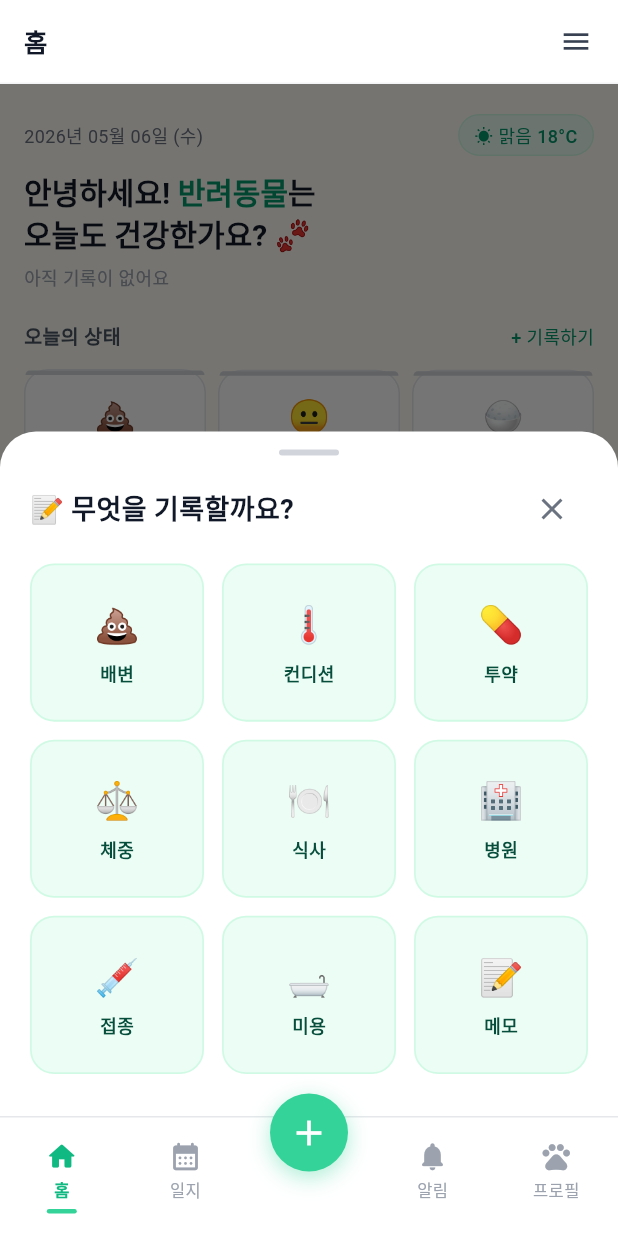
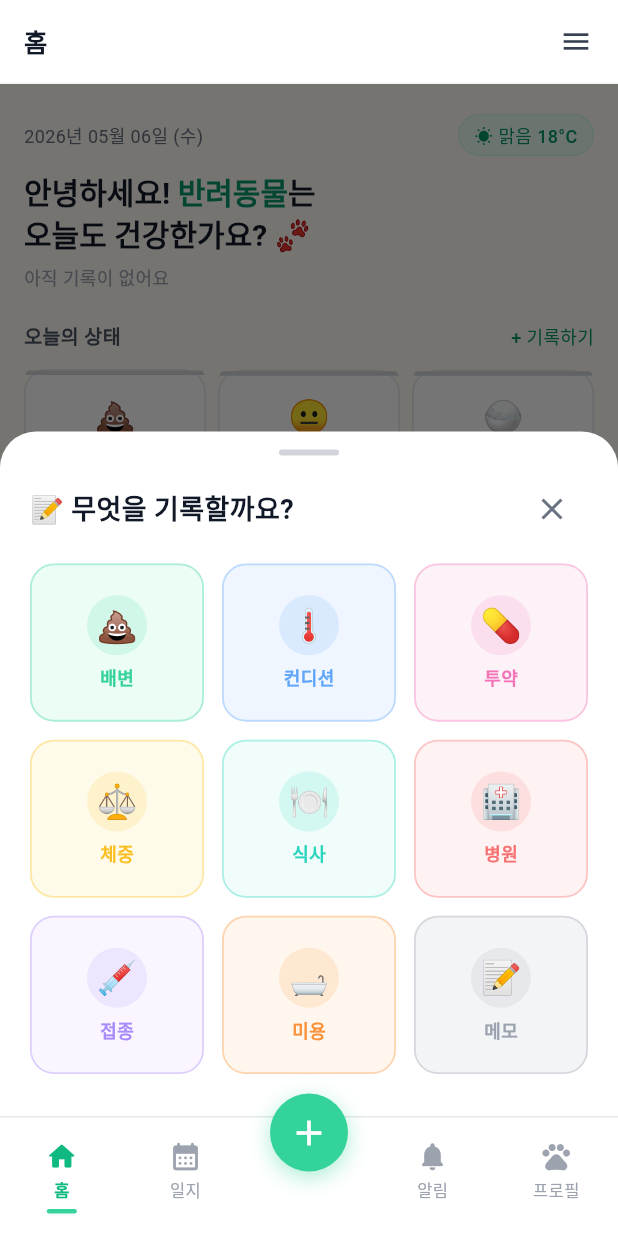
Before and after one commit to trylord0-bot/sumtan, a Flutter app: the screen it shows after launch, after a tap on "+ 기록하기", on a phone screen of 412 x 824 dp. Run offline on Flutter 3.47's test engine with Material 3 defaults, Android fonts, the phone set to English and light mode, and no system bars; our stand-ins replace flutter_riverpod, go_router, image_picker, shared_preferences, sqflite_common, sqflite_common_ffi and 1 more; accounts and stored records are empty; Roboto replaces fonts that are missing (Pretendard).

Commit message:
일지 컬러 겹치지 않게 수정 일지 추가 카드에도 색상 적용

```diff
--- a/sumtan_app/lib/features/record/presentation/category_bottom_sheet.dart
+++ b/sumtan_app/lib/features/record/presentation/category_bottom_sheet.dart
@@ -176,13 +176,15 @@ class _CategoryButton extends StatelessWidget {
 
   @override
   Widget build(BuildContext context) {
+    final bg = category.bgColor;
+    final accent = category.color;
     return GestureDetector(
       onTap: onTap,
       child: Container(
         decoration: BoxDecoration(
-          color: AppColors.primary50,
+          color: bg,
           borderRadius: BorderRadius.circular(16),
-          border: Border.all(color: AppColors.primary100, width: 1.2),
+          border: Border.all(color: accent.withValues(alpha: 0.35), width: 1.2),
         ),
         padding: const EdgeInsets.symmetric(
           vertical: AppSpacing.space4,
@@ -191,14 +193,23 @@ class _CategoryButton extends StatelessWidget {
         child: Column(
           mainAxisAlignment: MainAxisAlignment.center,
           children: [
-            Text(category.emoji, style: const TextStyle(fontSize: 24)),
+            Container(
+              width: 40,
+              height: 40,
+              decoration: BoxDecoration(
+                color: accent.withValues(alpha: 0.15),
+                shape: BoxShape.circle,
+              ),
+              alignment: Alignment.center,
+              child: Text(category.emoji, style: const TextStyle(fontSize: 22)),
+            ),
             const SizedBox(height: 6),
             Text(
               category.label,
-              style: const TextStyle(
+              style: TextStyle(
                 fontSize: 12,
                 fontWeight: FontWeight.w700,
-                color: AppColors.primary900,
+                color: accent,
               ),
             ),
           ],
--- a/sumtan_app/lib/shared/constants/category_constants.dart
+++ b/sumtan_app/lib/shared/constants/category_constants.dart
@@ -58,29 +58,29 @@ extension RecordCategoryX on RecordCategory {
 
   Color get color {
     switch (this) {
-      case RecordCategory.condition:  return AppColors.success400;
-      case RecordCategory.poop:       return AppColors.info400;
-      case RecordCategory.medication: return const Color(0xFFFB923C);
-      case RecordCategory.weight:     return AppColors.warning400;
-      case RecordCategory.meal:       return const Color(0xFF2DD4BF);
-      case RecordCategory.hospital:   return const Color(0xFFFB923C);
-      case RecordCategory.vaccination: return const Color(0xFFA78BFA);
-      case RecordCategory.grooming:   return const Color(0xFFF472B6);
-      case RecordCategory.memo:       return AppColors.gray400;
+      case RecordCategory.poop:        return AppColors.categoryPoop;       // mint green
+      case RecordCategory.condition:   return AppColors.categoryCondition;  // blue
+      case RecordCategory.medication:  return AppColors.categoryMedicine;   // pink
+      case RecordCategory.weight:      return AppColors.categoryWeight;     // yellow
+      case RecordCategory.meal:        return const Color(0xFF2DD4BF);      // teal
+      case RecordCategory.hospital:    return AppColors.danger400;          // red
+      case RecordCategory.vaccination: return AppColors.categoryVaccine;    // purple
+      case RecordCategory.grooming:    return AppColors.categoryEmergency;  // orange
+      case RecordCategory.memo:        return AppColors.gray400;            // gray
     }
   }
 
   Color get bgColor {
     switch (this) {
-      case RecordCategory.condition:  return const Color(0xFFF0FDF4);
-      case RecordCategory.poop:       return const Color(0xFFEFF6FF);
-      case RecordCategory.medication: return const Color(0xFFFFF7ED);
-      case RecordCategory.weight:     return AppColors.primary100;
-      case RecordCategory.meal:       return const Color(0xFFF0FDFA);
-      case RecordCategory.hospital:   return const Color(0xFFFFF7ED);
-      case RecordCategory.vaccination: return const Color(0xFFFAF5FF);
-      case RecordCategory.grooming:   return const Color(0xFFFDF2F8);
-      case RecordCategory.memo:       return AppColors.gray100;
+      case RecordCategory.poop:        return AppColors.primary50;          // mint light
+      case RecordCategory.condition:   return AppColors.info50;             // blue light
+      case RecordCategory.medication:  return const Color(0xFFFDF2F8);      // pink light
+      case RecordCategory.weight:      return AppColors.warning50;          // yellow light
+      case RecordCategory.meal:        return const Color(0xFFF0FDFA);      // teal light
+      case RecordCategory.hospital:    return AppColors.danger50;           // red light
+      case RecordCategory.vaccination: return const Color(0xFFFAF5FF);      // purple light
+      case RecordCategory.grooming:    return const Color(0xFFFFF7ED);      // orange light
+      case RecordCategory.memo:        return AppColors.gray100;            // gray light
     }
   }
 
```
Also changed, not shown: 2 other files.
